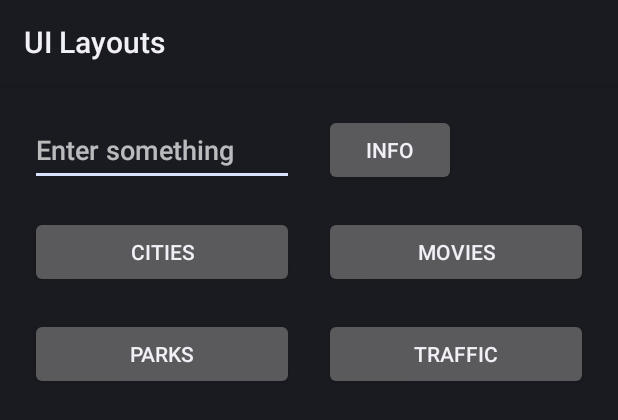
After one commit to shipitsteven/ad340-android, an Android app: the layout activity_main.xml on its own in the app's theme, with its tools: preview values and no code run, on a phone screen of 412 x 824 dp. The commit adds this screen. Shown: the top 420 px of the screen. Run offline under Robolectric (Android 15) with nearby library versions, the light colour scheme and no system bars.

Commit message:
hw2 Final, add Toast to buttons and enabled view binding in Gradle. Changed JUnit version to 4.13.2 to avoid warning message

```diff
--- a/app/build.gradle
+++ b/app/build.gradle
@@ -30,6 +30,10 @@
     kotlinOptions {
         jvmTarget = '1.8'
     }
+
+    buildFeatures {
+        viewBinding true
+    }
 }
 
 dependencies {
@@ -40,7 +44,7 @@
     implementation 'com.google.android.material:material:1.3.0'
     implementation 'androidx.constraintlayout:constraintlayout:2.0.4'
     implementation 'androidx.gridlayout:gridlayout:1.0.0'
-    testImplementation 'junit:junit:4.+'
+    testImplementation 'junit:junit:4.13.2'
     androidTestImplementation 'androidx.test.ext:junit:1.1.2'
     androidTestImplementation 'androidx.test.espresso:espresso-core:3.3.0'
 }
--- a/app/src/main/java/com/stevenswang/funfact/MainActivity.kt
+++ b/app/src/main/java/com/stevenswang/funfact/MainActivity.kt
@@ -2,10 +2,35 @@
 
 import androidx.appcompat.app.AppCompatActivity
 import android.os.Bundle
+import android.view.View
+import android.widget.Button
+import android.widget.Toast
+import com.stevenswang.funfact.databinding.ActivityMainBinding
 
 class MainActivity : AppCompatActivity() {
+
+    private lateinit var binding: ActivityMainBinding
+
     override fun onCreate(savedInstanceState: Bundle?) {
         super.onCreate(savedInstanceState)
-        setContentView(R.layout.activity_main)
+        binding = ActivityMainBinding.inflate(layoutInflater)
+        setContentView(binding.root)
+
+        binding.btnInfo.setOnClickListener {
+            Toast.makeText(this, "Info button clicked", Toast.LENGTH_SHORT).show()
+        }
+    }
+
+    fun btnClicked(view: View) {
+        val buttonText: String = (view as Button).text as String
+        val toastMessage: String = when (buttonText) {
+            "Cities" -> "Seattle is the best city"
+            "Movies" -> "Avatar is the highest grossing film of all time"
+            "Parks" -> "Discovery Park is Seattle's biggest park"
+            "Traffic" -> "The new Link/Light rail hopes to solve Seattle's traffic problem"
+            else -> "Something went wrong."
+        }
+
+        Toast.makeText(this, toastMessage, Toast.LENGTH_SHORT).show()
     }
 }
--- /dev/null
+++ b/app/src/main/res/layout/activity_main.xml
@@ -0,0 +1,86 @@
+<?xml version="1.0" encoding="utf-8"?>
+<androidx.constraintlayout.widget.ConstraintLayout xmlns:android="http://schemas.android.com/apk/res/android"
+    xmlns:tools="http://schemas.android.com/tools"
+    android:layout_width="match_parent"
+    android:layout_height="match_parent"
+    tools:context=".MainActivity">
+
+    <GridLayout
+        android:layout_width="match_parent"
+        android:layout_height="match_parent"
+        android:layout_margin='10dp'
+        android:columnCount="2"
+        android:rowCount="3">
+
+        <EditText
+            android:layout_width="0dp"
+            android:layout_height="wrap_content"
+            android:layout_columnWeight="1"
+            android:layout_gravity="fill"
+            android:layout_margin="10dp"
+            android:autofillHints="enter something"
+            android:hint="@string/enter_something"
+            android:inputType="text"
+            tools:ignore="LabelFor" />
+
+        <Button
+            android:id="@+id/btnInfo"
+            android:layout_width="wrap_content"
+            android:layout_height="wrap_content"
+            android:layout_columnWeight='1'
+            android:layout_gravity="start"
+            android:layout_margin="10dp"
+            android:text="@string/info" />
+
+        <Button
+            android:id="@+id/btnCities"
+            android:layout_width="wrap_content"
+            android:layout_height="wrap_content"
+            android:layout_columnWeight="1"
+            android:layout_gravity="fill_horizontal"
+            android:layout_margin="10sp"
+            android:gravity="center"
+            android:onClick="btnClicked"
+            android:text="@string/cities"
+            tools:ignore="ButtonStyle" />
+
+        <Button
+            android:id="@+id/btnMovies"
+            android:layout_width="wrap_content"
+            android:layout_height="wrap_content"
+            android:layout_columnWeight="1"
+            android:layout_gravity="fill_horizontal"
+            android:layout_margin="10dp"
+            android:gravity="center"
+            android:onClick="btnClicked"
+            android:text="@string/movies"
+            tools:ignore="ButtonStyle" />
+
+        <Button
+            android:id="@+id/btnParks"
+            android:layout_width="wrap_content"
+            android:layout_height="wrap_content"
+            android:layout_columnWeight="1"
+            android:layout_gravity="fill_horizontal"
+            android:layout_margin="10dp"
+            android:gravity="center"
+            android:onClick="btnClicked"
+            android:text="@string/parks"
+            tools:ignore="ButtonStyle" />
+
+        <Button
+            android:id="@+id/btnTraffic"
+            android:layout_width="wrap_content"
+            android:layout_height="wrap_content"
+            android:layout_columnWeight="1"
+            android:layout_gravity="fill_horizontal"
+            android:layout_margin="10dp"
+            android:gravity="center"
+            android:onClick="btnClicked"
+            android:text="@string/traffic"
+            tools:ignore="ButtonStyle" />
+
+
+    </GridLayout>
+
+</androidx.constraintlayout.widget.ConstraintLayout>
--- a/app/src/main/res/values/strings.xml
+++ b/app/src/main/res/values/strings.xml
@@ -6,5 +6,4 @@
     <string name="movies">Movies</string>
     <string name="parks">Parks</string>
     <string name="traffic">Traffic</string>
-
 </resources>
```
